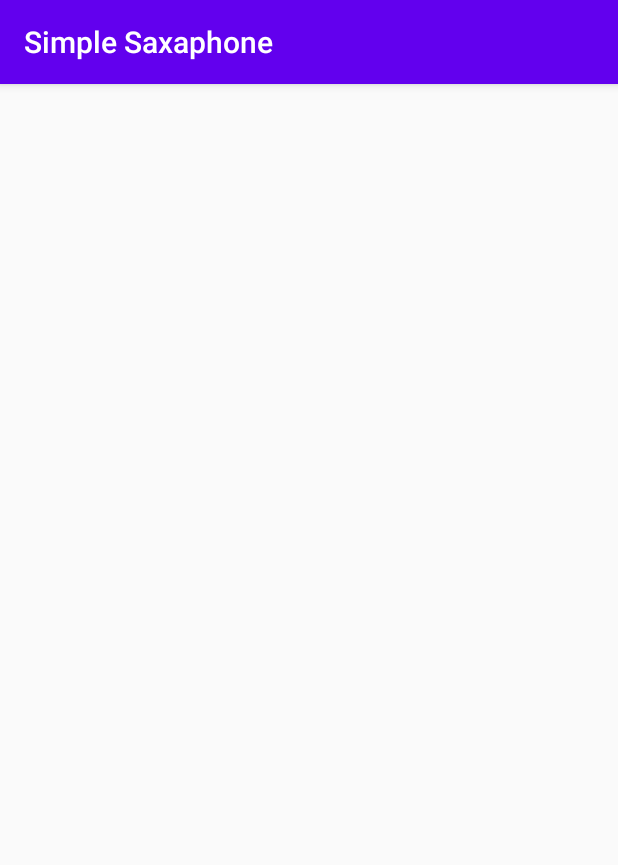
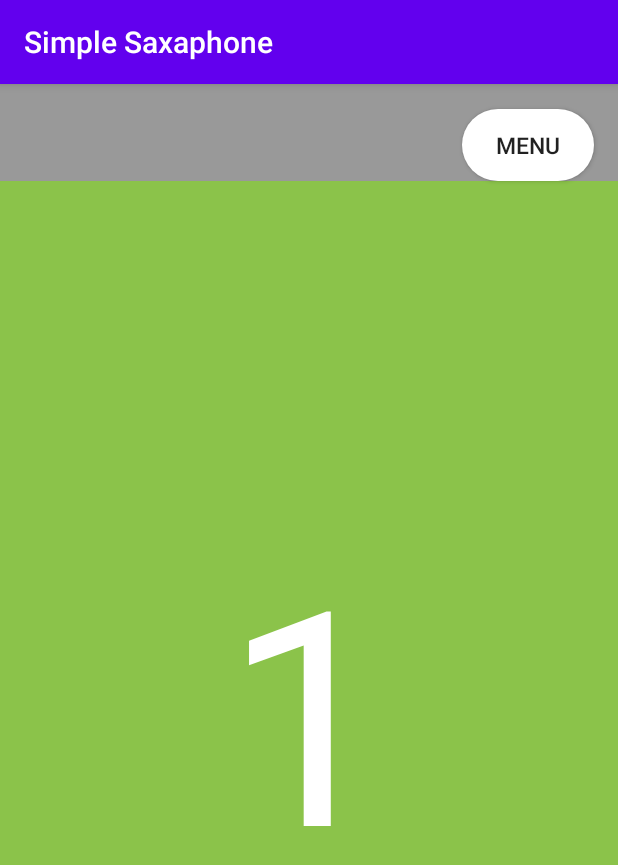
Before and after one commit to sammax12/SimpleSaxaphone, an Android app: the screen it shows after launch (Lessons before the commit, FragmentDisplay after it), after a tap on "LESSONS", on a phone screen of 412 x 824 dp. Shown: the top 865 px of the screen. Run offline under Robolectric (Android 15) with nearby library versions, the phone set to English and light mode, and no system bars.

Commit message:
got fragment to work

```diff
--- a/app/build.gradle
+++ b/app/build.gradle
@@ -26,6 +26,7 @@ dependencies {
     implementation fileTree(dir: "libs", include: ["*.jar"])
     implementation 'androidx.appcompat:appcompat:1.2.0'
     implementation 'androidx.constraintlayout:constraintlayout:2.0.1'
+    implementation 'androidx.legacy:legacy-support-v4:1.0.0'
     testImplementation 'junit:junit:4.12'
     androidTestImplementation 'androidx.test.ext:junit:1.1.2'
     androidTestImplementation 'androidx.test.espresso:espresso-core:3.3.0'
--- a/app/src/main/AndroidManifest.xml
+++ b/app/src/main/AndroidManifest.xml
@@ -9,7 +9,7 @@
         android:roundIcon="@mipmap/ic_launcher_round"
         android:supportsRtl="true"
         android:theme="@style/AppTheme">
-        <activity android:name=".Lessons"></activity>
+        <activity android:name=".FragmentDisplay"></activity>
         <activity android:name=".Home" />
         <activity android:name=".MainActivity">
             <intent-filter>
--- /dev/null
+++ b/app/src/main/java/com/example/simplesaxaphone/FragmentDisplay.java
@@ -0,0 +1,24 @@
+package com.example.simplesaxaphone;
+
+import androidx.appcompat.app.AppCompatActivity;
+import androidx.fragment.app.Fragment;
+import androidx.fragment.app.FragmentTransaction;
+
+import android.os.Bundle;
+
+public class FragmentDisplay extends AppCompatActivity {
+
+    FragmentTransaction fragmentTransaction;
+
+    @Override
+    protected void onCreate(Bundle savedInstanceState) {
+        super.onCreate(savedInstanceState);
+        setContentView(R.layout.activity_fragment_display);
+
+        fragmentTransaction = getSupportFragmentManager().beginTransaction();
+
+        Test firstFrag = new Test();
+        fragmentTransaction.replace(R.id.fragmentContainer,firstFrag);
+        fragmentTransaction.commit();
+    }
+}
--- a/app/src/main/java/com/example/simplesaxaphone/Home.java
+++ b/app/src/main/java/com/example/simplesaxaphone/Home.java
@@ -21,8 +21,10 @@ public class Home extends AppCompatActivity {
         lessonbtn.setOnClickListener(new View.OnClickListener() {
             @Override
             public void onClick(View v) {
-                Intent intent = new Intent(Home.this,Lessons.class);
+                Intent intent = new Intent(Home.this, FragmentDisplay.class);
                 startActivity(intent);
+
+                //Toast.makeText(Home.this, "Pressed!", Toast.LENGTH_SHORT).show();
             }
         });
 
--- a/app/src/main/java/com/example/simplesaxaphone/Lessons.java
+++ /dev/null
@@ -1,14 +0,0 @@
-package com.example.simplesaxaphone;
-
-import androidx.appcompat.app.AppCompatActivity;
-
-import android.os.Bundle;
-
-public class Lessons extends AppCompatActivity {
-
-    @Override
-    protected void onCreate(Bundle savedInstanceState) {
-        super.onCreate(savedInstanceState);
-        setContentView(R.layout.activity_lessons);
-    }
-}
--- /dev/null
+++ b/app/src/main/java/com/example/simplesaxaphone/Test.java
@@ -0,0 +1,24 @@
+package com.example.simplesaxaphone;
+
+import android.content.Intent;
+import android.os.Bundle;
+
+import androidx.fragment.app.Fragment;
+
+import android.view.LayoutInflater;
+import android.view.View;
+import android.view.ViewGroup;
+import android.widget.Button;
+
+
+public class Test extends Fragment {
+
+
+    @Override
+    public View onCreateView(LayoutInflater inflater, ViewGroup container,
+                             Bundle savedInstanceState) {
+        // Inflate the layout for this fragment
+        return inflater.inflate(R.layout.fragment_test, container, false);
+    }
+
+}
--- a/app/src/main/res/layout/activity_lessons.xml
+++ b/app/src/main/res/layout/activity_fragment_display.xml
@@ -5,26 +5,31 @@
     android:layout_width="match_parent"
     android:layout_height="match_parent"
     android:background="#999999"
-    tools:context=".Lessons">
+    tools:context=".FragmentDisplay">
+
+    <Button
+        android:id="@+id/button"
+        android:layout_width="wrap_content"
+        android:layout_height="wrap_content"
+        android:background="@drawable/roundbtn"
+        android:text="Menu"
+        android:textSize="15sp"
+        app:layout_constraintBottom_toBottomOf="parent"
+        app:layout_constraintEnd_toEndOf="parent"
+        app:layout_constraintHorizontal_bias="0.95"
+        app:layout_constraintStart_toStartOf="parent"
+        app:layout_constraintTop_toTopOf="parent"
+        app:layout_constraintVertical_bias="0.023" />
 
     <fragment
         android:id="@+id/fragmentContainer"
+        android:name="com.example.simplesaxaphone.Test"
         android:layout_width="match_parent"
         android:layout_height="0dp"
         app:layout_constraintBottom_toBottomOf="parent"
         app:layout_constraintEnd_toEndOf="parent"
         app:layout_constraintStart_toStartOf="parent"
-        app:layout_constraintTop_toBottomOf="@+id/menubtn"
+        app:layout_constraintTop_toBottomOf="@+id/button"
         app:layout_constraintVertical_bias="0.0" />
 
-    <Button
-        android:id="@+id/menubtn"
-        android:layout_width="wrap_content"
-        android:layout_height="wrap_content"
-        android:background="@drawable/roundbtn"
-        android:text="Menu"
-        android:textSize="15sp"
-        tools:layout_editor_absoluteX="307dp"
-        tools:layout_editor_absoluteY="16dp" />
-
 </androidx.constraintlayout.widget.ConstraintLayout>
--- /dev/null
+++ b/app/src/main/res/layout/fragment_test.xml
@@ -0,0 +1,19 @@
+<?xml version="1.0" encoding="utf-8"?>
+<FrameLayout xmlns:android="http://schemas.android.com/apk/res/android"
+    xmlns:app="http://schemas.android.com/apk/res-auto"
+    xmlns:tools="http://schemas.android.com/tools"
+    android:layout_width="match_parent"
+    android:layout_height="match_parent"
+    android:background="#8BC34A"
+    tools:context=".Test">
+
+    <!-- TODO: Update blank fragment layout -->
+    <TextView
+        android:layout_width="wrap_content"
+        android:layout_height="wrap_content"
+        android:layout_gravity="center"
+        android:text="1"
+        android:textColor="#FFFFFF"
+        android:textSize="200sp" />
+
+</FrameLayout>
--- a/app/src/main/res/values/strings.xml
+++ b/app/src/main/res/values/strings.xml
@@ -1,3 +1,5 @@
 <resources>
     <string name="app_name">Simple Saxaphone</string>
+    <!-- TODO: Remove or change this placeholder text -->
+    <string name="hello_blank_fragment">Hello blank fragment</string>
 </resources>
```
Also changed, not shown: app/src/main/java/com/example/simplesaxaphone/test2.java (added, +24 -0 lines), app/src/main/res/layout/fragment_test2.xml (added, +19 -0 lines).
